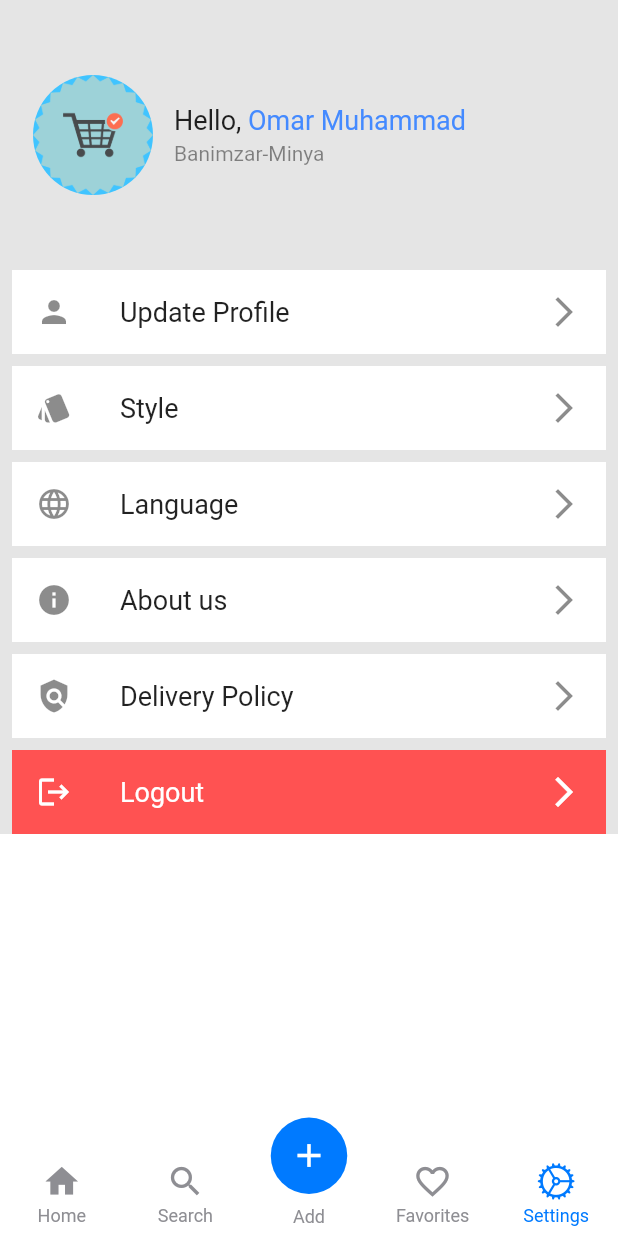
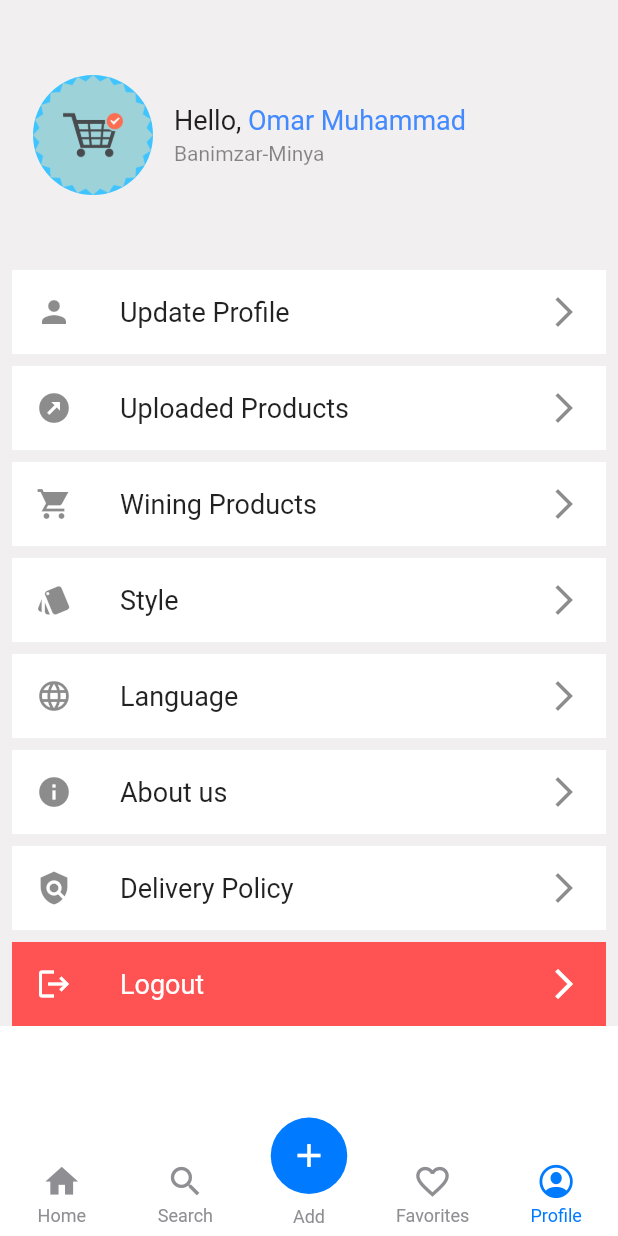
Before and after one commit to Sabrix77/MZuser, a Flutter app: the screen it shows after launch, item 5 of the bottom bar chosen, on a phone screen of 412 x 824 dp. Run offline on Flutter 3.47's test engine with Material 2 defaults, Android fonts, the phone set to English and light mode, and no system bars; drawn by our look-alikes of persistent_bottom_nav_bar; our stand-ins replace image_picker.

Commit message:
+ finishing ui

```diff
--- a/lib/main.dart
+++ b/lib/main.dart
@@ -2,6 +2,7 @@ import 'package:flutter/material.dart';
 import 'package:mzady/provider/main_provider.dart';
 import 'package:mzady/screens/layout/home_layout.dart';
 import 'package:mzady/screens/login/login_screen.dart';
+import 'package:mzady/screens/product_details/product_details.dart';
 import 'package:mzady/screens/register/register_screen.dart';
 import 'package:provider/provider.dart';
 
@@ -25,6 +26,7 @@ class MyApp extends StatelessWidget {
         LoginScreen.routeName: (_) => LoginScreen(),
         RegisterScreen.routeName: (_) => RegisterScreen(),
         HomeLayout.routeName: (_) => HomeLayout(),
+        ProductDetails.routeName: (_) => ProductDetails(),
       },
     );
   }
--- a/lib/screens/add_item_screen/add_item_screen.dart
+++ b/lib/screens/add_item_screen/add_item_screen.dart
@@ -32,7 +32,7 @@ class _AddItemScreenState extends State<AddItemScreen> {
   Widget build(BuildContext context) {
     return Scaffold(
       //
-      backgroundColor: const Color(0xFFE5E5E5),
+      backgroundColor: Colors.white10,
       appBar: AppBar(
         title: const Text('M-Zad'),
       ),
--- a/lib/screens/layout/home_layout.dart
+++ b/lib/screens/layout/home_layout.dart
@@ -2,7 +2,7 @@ import 'package:flutter/cupertino.dart';
 import 'package:flutter/material.dart';
 import 'package:mzady/screens/home/home_screen.dart';
 import 'package:mzady/screens/search/search_screen.dart';
-import 'package:mzady/screens/settings/settings_screen.dart';
+import 'package:mzady/screens/settings/profile_screen.dart';
 import 'package:persistent_bottom_nav_bar/persistent_tab_view.dart';
 
 import '../add_item_screen/add_item_screen.dart';
@@ -66,7 +66,7 @@ class _HomeLayoutState extends State<HomeLayout> {
       SearchScreen(),
       AddItemScreen(),
       Container(color: Colors.redAccent),
-      SettingsScreen(),
+      ProfileScreen(),
 
       // Container(color: Colors.cyanAccent,child:Center(child: Text('Home Screen',style: TextStyle(fontSize:16),),)),
       // Container(color: Colors.lightBlueAccent,child:Center(child: Text('Search Screen',style: TextStyle(fontSize:16),),)),
@@ -106,8 +106,8 @@ class _HomeLayoutState extends State<HomeLayout> {
         inactiveColorPrimary: CupertinoColors.systemGrey,
       ),
       PersistentBottomNavBarItem(
-        icon: const Icon(CupertinoIcons.settings),
-        title: ("Settings"),
+        icon: const Icon(CupertinoIcons.profile_circled),
+        title: ("Profile"),
         activeColorPrimary: CupertinoColors.activeBlue,
         inactiveColorPrimary: CupertinoColors.systemGrey,
       ),
--- a/lib/screens/settings/settings_screen.dart
+++ b/lib/screens/settings/profile_screen.dart
@@ -3,26 +3,28 @@ import 'package:flutter/material.dart';
 import 'package:mzady/screens/settings/settings_sections/about_section.dart';
 import 'package:mzady/screens/settings/settings_sections/delivery_policy_section.dart';
 import 'package:mzady/screens/settings/settings_sections/header_info_section.dart';
+import 'package:mzady/screens/settings/settings_sections/history_uploaded.dart';
+import 'package:mzady/screens/settings/settings_sections/history_winning.dart';
 import 'package:mzady/screens/settings/settings_sections/language_section.dart';
 import 'package:mzady/screens/settings/settings_sections/logout_section.dart';
 import 'package:mzady/screens/settings/settings_sections/style_section.dart';
 import 'package:mzady/screens/settings/settings_sections/update_account_info.dart';
 
-class SettingsScreen extends StatefulWidget {
-  const SettingsScreen({Key? key}) : super(key: key);
+class ProfileScreen extends StatefulWidget {
+  const ProfileScreen({Key? key}) : super(key: key);
 
   @override
-  State<SettingsScreen> createState() => _SettingsScreenState();
+  State<ProfileScreen> createState() => _ProfileScreenState();
 }
 
-class _SettingsScreenState extends State<SettingsScreen> {
+class _ProfileScreenState extends State<ProfileScreen> {
   TextEditingController _controller = TextEditingController();
 
   @override
   Widget build(BuildContext context) {
     return SafeArea(
       child: Container(
-        color: const Color(0xFFE5E5E5),
+        color: const Color(0xFFF1EFEF),
         padding: const EdgeInsets.symmetric(horizontal: 8),
         child: SingleChildScrollView(
           child: Column(
@@ -33,6 +35,10 @@ class _SettingsScreenState extends State<SettingsScreen> {
                 child: HeaderInfoSection(),
               ),
               UpdateAccountInfo(),
+              SizedBox(height: 8),
+              HistoryUploaded(),
+              SizedBox(height: 8),
+              HistoryWinning(),
               SizedBox(height: 8),
               StyleSection(),
               SizedBox(height: 8),
--- /dev/null
+++ b/lib/screens/settings/settings_sections/history_uploaded.dart
@@ -0,0 +1,52 @@
+import 'package:flutter/cupertino.dart';
+import 'package:flutter/material.dart';
+
+class HistoryUploaded extends StatelessWidget {
+  const HistoryUploaded({Key? key}) : super(key: key);
+
+  @override
+  Widget build(BuildContext context) {
+    return InkWell(
+      onTap: () {
+        showModalBottomSheet(
+            context: context,
+            builder: (context) {
+              return SizedBox(
+                height: double.infinity,
+                child: Padding(
+                  padding:
+                      const EdgeInsets.symmetric(vertical: 10, horizontal: 20),
+                  child: Column(
+                    // mainAxisAlignment: MainAxisAlignment.center,
+                    children: [
+                      Container(
+                        width: 100,
+                        height: 3,
+                        color: Colors.grey,
+                      ),
+                      const SizedBox(height: 20),
+                    ],
+                  ),
+                ),
+              );
+            });
+      },
+      child: Container(
+        color: Colors.white,
+        child: ListTile(
+          leading: const Icon(Icons.outbond),
+          title: Row(
+            mainAxisAlignment: MainAxisAlignment.spaceBetween,
+            children: const [
+              Text(
+                'Uploaded Products',
+                style: TextStyle(fontSize: 18),
+              ),
+              Icon(Icons.arrow_forward_ios_outlined),
+            ],
+          ),
+        ),
+      ),
+    );
+  }
+}
--- /dev/null
+++ b/lib/screens/settings/settings_sections/history_winning.dart
@@ -0,0 +1,51 @@
+import 'package:flutter/material.dart';
+
+class HistoryWinning extends StatelessWidget {
+  const HistoryWinning({Key? key}) : super(key: key);
+
+  @override
+  Widget build(BuildContext context) {
+    return InkWell(
+      onTap: () {
+        showModalBottomSheet(
+            context: context,
+            builder: (context) {
+              return SizedBox(
+                height: double.infinity,
+                child: Padding(
+                  padding:
+                      const EdgeInsets.symmetric(vertical: 10, horizontal: 20),
+                  child: Column(
+                    // mainAxisAlignment: MainAxisAlignment.center,
+                    children: [
+                      Container(
+                        width: 100,
+                        height: 3,
+                        color: Colors.grey,
+                      ),
+                      const SizedBox(height: 20),
+                    ],
+                  ),
+                ),
+              );
+            });
+      },
+      child: Container(
+        color: Colors.white,
+        child: ListTile(
+          leading: const Icon(Icons.shopping_cart_sharp),
+          title: Row(
+            mainAxisAlignment: MainAxisAlignment.spaceBetween,
+            children: const [
+              Text(
+                'Wining Products',
+                style: TextStyle(fontSize: 18),
+              ),
+              Icon(Icons.arrow_forward_ios_outlined),
+            ],
+          ),
+        ),
+      ),
+    );
+  }
+}
```
Also changed, not shown: lib/screens/home/home_screen.dart (+11 -3 lines), lib/screens/product_details/product_details.dart (added, +228 -0 lines), lib/screens/search/search_screen.dart (+12 -43 lines), assets/images/shopingcar.png (added), assets/images/testproduct.jpg (added).
